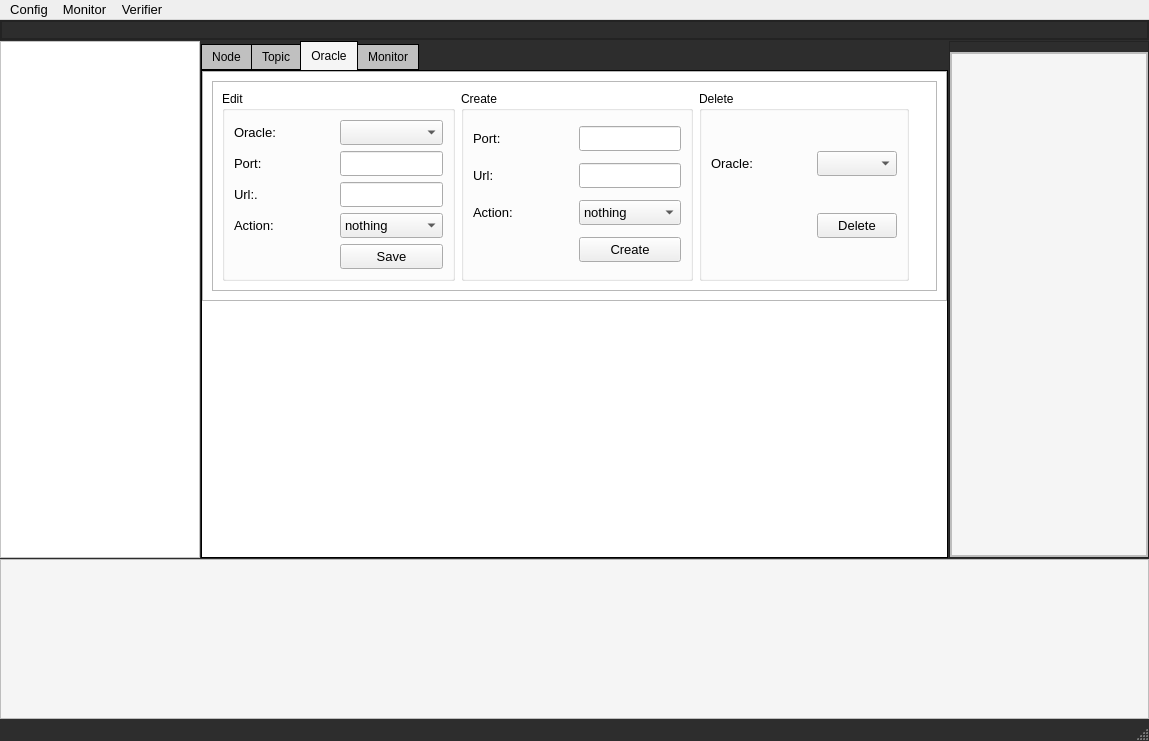
The window that ui/rv_tool_v1_7.ui (hcanergun/valu3s_tool) describes before a commit, drawn with Qt 5.
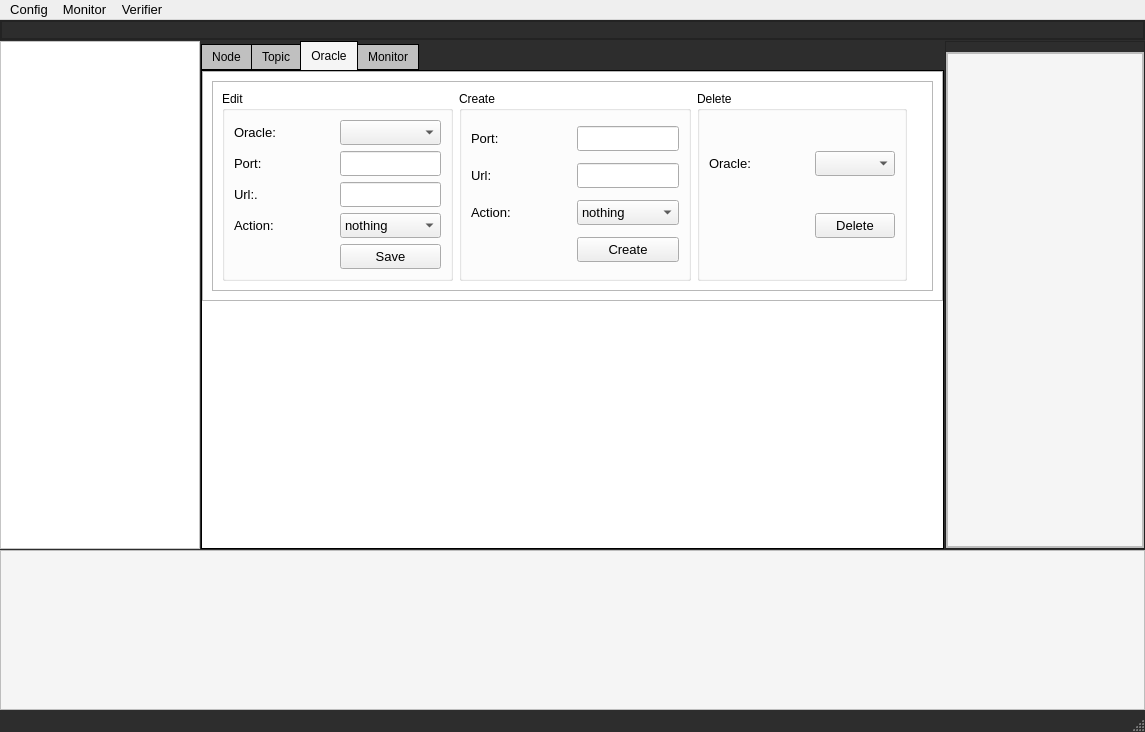
The same window after the commit. The open tabs and pages were chosen to show the change.

Commit message: Gui Classes Initialized

What changed in the file:
```diff
--- a/ui/rv_tool_v1_7.ui
+++ b/ui/rv_tool_v1_7.ui
@@ -6,8 +6,8 @@
    <rect>
     <x>0</x>
     <y>0</y>
-    <width>1149</width>
-    <height>741</height>
+    <width>1145</width>
+    <height>732</height>
    </rect>
   </property>
   <property name="palette">
@@ -3157,7 +3157,7 @@
     <rect>
      <x>0</x>
      <y>0</y>
-     <width>1149</width>
+     <width>1145</width>
      <height>29</height>
     </rect>
    </property>
```
Left out of the diff: 2 changed lines with no effect on the pictures. The commit also changes 4 other files.
